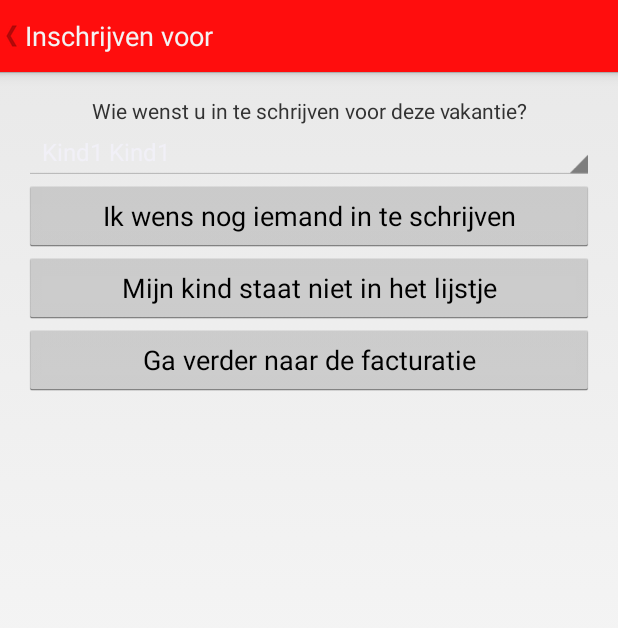
After one commit to deanwyns/Android, an Android app: the VacationSignupActivity screen opened directly, with no data from a screen before it, on a phone screen of 412 x 824 dp. The commit adds this screen. Shown: the top 628 px of the screen. Run offline under Robolectric (Android 15) with nearby library versions, the phone set to English and light mode, and no system bars; 1 statement that could not run was skipped.

Commit message:
Begin inschrijven voor kamp
Enkele venstertjes tot nu toe.
Paar probleempjes moeten nog opgelost worden.
Andere code die nodig is bestaat nog niet.

```diff
--- a/app/src/main/AndroidManifest.xml
+++ b/app/src/main/AndroidManifest.xml
@@ -10,18 +10,19 @@
         android:targetSdkVersion="21" />
 
     <application
+        android:name=".main.VacationApplication"
         android:allowBackup="true"
         android:icon="@drawable/ic_joetz_launcher"
         android:label="@string/app_name"
-        android:theme="@style/AppTheme"
-        android:name=".main.VacationApplication">
+        android:theme="@style/AppTheme" >
         <activity
             android:name=".main.Main"
             android:label="@string/app_name" >
-             <intent-filter>
-             <action android:name="android.intent.action.MAIN" />
-             <category android:name="android.intent.category.LAUNCHER" />
-             </intent-filter>
+            <intent-filter>
+                <action android:name="android.intent.action.MAIN" />
+
+                <category android:name="android.intent.category.LAUNCHER" />
+            </intent-filter>
         </activity>
         <activity
             android:name=".authentication.Login"
@@ -50,6 +51,11 @@
             android:label="@string/title_activity_specific_vacation_view"
             android:parentActivityName=".activities.VacationsListActivity" >
         </activity>
+        <activity
+            android:name=".activities.VacationSignupActivity"
+            android:label="@string/title_activity_vacation_signup"
+            android:parentActivityName=".activities.VacationsListActivity">
+        </activity>
     </application>
 
 </manifest>
--- /dev/null
+++ b/app/src/main/java/hogent/hogentprojecteniii_groep10/activities/VacationSignupActivity.java
@@ -0,0 +1,95 @@
+package hogent.hogentprojecteniii_groep10.activities;
+
+import android.app.Activity;
+import android.graphics.drawable.ColorDrawable;
+import android.os.Bundle;
+import android.view.Menu;
+import android.view.MenuItem;
+import android.view.View;
+import android.widget.ArrayAdapter;
+import android.widget.Button;
+import android.widget.LinearLayout;
+import android.widget.Spinner;
+import android.widget.Toast;
+
+import hogent.hogentprojecteniii_groep10.R;
+import hogent.hogentprojecteniii_groep10.models.Gebruiker;
+import hogent.hogentprojecteniii_groep10.models.Vacation;
+
+
+public class VacationSignupActivity extends Activity {
+
+    private Button addChildToAccountBtn, goToBillingBtn, addChildSpinnerBtn;
+    private LinearLayout childrenSpinnerLayout;
+    private Spinner firstChildSpinner;
+
+    private Gebruiker[] tempArray;
+    private ArrayAdapter<Gebruiker> adapter;
+    private Vacation vacation;
+
+    @Override
+    protected void onCreate(Bundle savedInstanceState) {
+        super.onCreate(savedInstanceState);
+        setContentView(R.layout.activity_vacation_signup);
+
+        vacation = (Vacation) getIntent().getParcelableExtra("SpecificVacation");
+
+        addChildToAccountBtn = (Button) findViewById(R.id.add_child_to_account_btn);
+        goToBillingBtn = (Button) findViewById(R.id.go_to_billing_btn);
+        addChildSpinnerBtn = (Button) findViewById(R.id.add_child_spinner_btn);
+        childrenSpinnerLayout = (LinearLayout) findViewById(R.id.linear_layout_children_spinners);
+        firstChildSpinner  = (Spinner) findViewById(R.id.first_child_spinner);
+
+        Gebruiker child1 = new Gebruiker("email", "pass", "000", "Kind1", "Kind1", "000", "ouder1", "ouder2", "000");
+        Gebruiker child2 = new Gebruiker("email2", "pass2", "000", "Kind2", "Kind2", "000", "ouder1", "ouder2", "000");
+        Gebruiker child3 = new Gebruiker("email3", "pass3", "000", "Kind3", "Kind3", "000", "ouder1", "ouder2", "000");
+        tempArray = new Gebruiker[]{child1, child2, child3};
+
+        adapter = new ArrayAdapter<Gebruiker>(getApplicationContext(), android.R.layout.simple_spinner_item, tempArray);
+        adapter.setDropDownViewResource(android.R.layout.simple_spinner_dropdown_item);
+        firstChildSpinner.setAdapter(adapter);
+
+        setUpListeners();
+    }
+
+    private void setUpListeners() {
+        addChildSpinnerBtn.setOnClickListener(new View.OnClickListener() {
+            @Override
+            public void onClick(View v) {
+                //Spinner childSpinner = new Spinner(getApplicationContext());
+                Spinner childSpinner = new Spinner(getApplicationContext(), null, android.R.attr.spinnerStyle);
+                childSpinner.setAdapter(adapter);
+                childrenSpinnerLayout.addView(childSpinner);
+            }
+        });
+
+        addChildToAccountBtn.setOnClickListener(new View.OnClickListener() {
+            @Override
+            public void onClick(View v) {
+                Toast todo = Toast.makeText(getApplicationContext(), "Wordt gemaakt door Fabrice", Toast.LENGTH_SHORT);
+                todo.show();
+            }
+        });
+
+        goToBillingBtn.setOnClickListener(new View.OnClickListener() {
+            @Override
+            public void onClick(View v) {
+
+            }
+        });
+    }
+
+
+    @Override
+    public boolean onCreateOptionsMenu(Menu menu) {
+        getMenuInflater().inflate(R.menu.vacation_signup, menu);
+        if( getActionBar() != null)
+        {
+            getActionBar().setTitle(getResources().getString(R.string.title_activity_vacation_signup) + " " + vacation.getTitle());
+            getActionBar().setIcon(new ColorDrawable(getResources().getColor(android.R.color.transparent)));
+        }
+
+        return true;
+    }
+
+}
--- a/app/src/main/java/hogent/hogentprojecteniii_groep10/fragments/VacationDetailFragment.java
+++ b/app/src/main/java/hogent/hogentprojecteniii_groep10/fragments/VacationDetailFragment.java
@@ -1,30 +1,49 @@
 package hogent.hogentprojecteniii_groep10.fragments;
 
+import android.content.Intent;
 import android.os.Bundle;
 import android.support.v4.app.Fragment;
 import android.view.LayoutInflater;
 import android.view.View;
 import android.view.ViewGroup;
+import android.widget.Button;
 import android.widget.TextView;
 
 import java.text.SimpleDateFormat;
 
 import hogent.hogentprojecteniii_groep10.R;
+import hogent.hogentprojecteniii_groep10.activities.VacationSignupActivity;
 import hogent.hogentprojecteniii_groep10.models.Vacation;
 
 public class VacationDetailFragment extends Fragment {
 
     private Vacation vacation;
+    private Button registerButton;
 
     @Override
     public void onCreate(Bundle savedInstanceState) {
         super.onCreate(savedInstanceState);
         vacation = (Vacation) getArguments().getParcelable("SpecificVacation");
+
+
     }
 
     @Override
     public View onCreateView(LayoutInflater inflater, ViewGroup container, Bundle savedInstanceState) {
         View view = inflater.inflate(R.layout.fragment_vacation_detail, container, false);
+
+        registerButton = (Button) view.findViewById(R.id.specific_vacation_signup_btn);
+
+        registerButton.setOnClickListener(new View.OnClickListener() {
+            @Override
+            public void onClick(View v) {
+                Intent signupActivity = new Intent(getActivity().getApplicationContext(), VacationSignupActivity.class);
+                Bundle mBundle = new Bundle();
+                mBundle.putParcelable("SpecificVacation", vacation);
+                signupActivity.putExtras(mBundle);
+                startActivity(signupActivity);
+            }
+        });
 
         TextView vacationTitleTextView = (TextView) view.findViewById(R.id.specific_vacation_title);
         TextView vacationPromotionalTextTextView = (TextView) view.findViewById(R.id.specific_vacation_promotext_text);
--- a/app/src/main/java/hogent/hogentprojecteniii_groep10/models/Gebruiker.java
+++ b/app/src/main/java/hogent/hogentprojecteniii_groep10/models/Gebruiker.java
@@ -133,4 +133,9 @@ public class Gebruiker implements Parcelable {
     public int describeContents() {
         return 0;
     }
+
+    @Override
+    public String toString() {
+        return this.voornaam + " " + this.naam;
+    }
 }
--- /dev/null
+++ b/app/src/main/res/layout/activity_vacation_signup.xml
@@ -0,0 +1,64 @@
+<LinearLayout xmlns:android="http://schemas.android.com/apk/res/android"
+    xmlns:tools="http://schemas.android.com/tools"
+    android:layout_width="match_parent"
+    android:layout_height="match_parent"
+    android:orientation="vertical"
+    android:paddingBottom="@dimen/activity_vertical_margin"
+    android:paddingLeft="@dimen/activity_horizontal_margin"
+    android:paddingRight="@dimen/activity_horizontal_margin"
+    android:paddingTop="@dimen/activity_vertical_margin"
+    tools:context="hogent.hogentprojecteniii_groep10.activities.VacationSignupActivity">
+
+
+    <ScrollView
+        android:id="@+id/scrollView"
+        android:layout_width="match_parent"
+        android:layout_height="fill_parent">
+
+        <LinearLayout
+            android:layout_width="fill_parent"
+            android:layout_height="wrap_content"
+            android:orientation="vertical">
+
+            <LinearLayout
+                android:id="@+id/linear_layout_children_spinners"
+                android:layout_width="fill_parent"
+                android:layout_height="wrap_content"
+                android:orientation="vertical">
+
+                <TextView
+                    android:id="@+id/textView"
+                    android:layout_width="fill_parent"
+                    android:layout_height="wrap_content"
+                    android:gravity="center_horizontal"
+                    android:text="@string/select_child" />
+
+                <Spinner
+                    android:id="@+id/first_child_spinner"
+                    android:layout_width="match_parent"
+                    android:layout_height="0dp"
+                    android:layout_weight="1" />
+
+            </LinearLayout>
+
+
+            <Button
+                android:id="@+id/add_child_spinner_btn"
+                android:layout_width="fill_parent"
+                android:layout_height="wrap_content"
+                android:text="@string/add_child_spinner" />
+
+            <Button
+                android:id="@+id/add_child_to_account_btn"
+                android:layout_width="fill_parent"
+                android:layout_height="wrap_content"
+                android:text="@string/child_not_in_list" />
+
+            <Button
+                android:id="@+id/go_to_billing_btn"
+                android:layout_width="fill_parent"
+                android:layout_height="wrap_content"
+                android:text="@string/go_to_billing" />
+        </LinearLayout>
+    </ScrollView>
+</LinearLayout>
--- /dev/null
+++ b/app/src/main/res/menu/vacation_signup.xml
@@ -0,0 +1,4 @@
+<menu xmlns:android="http://schemas.android.com/apk/res/android"
+    xmlns:tools="http://schemas.android.com/tools"
+    tools:context="hogent.hogentprojecteniii_groep10.activities.VacationSignupActivity" >
+</menu>
--- a/app/src/main/res/values/strings.xml
+++ b/app/src/main/res/values/strings.xml
@@ -73,5 +73,10 @@
     <string name="age_filter_start_age_preference">age_filter_start_age_preference</string>
     <string name="age_filter_end_age_preference">age_filter_end_age_preference</string>
     <string name="next">Next</string>
+    <string name="title_activity_vacation_signup">Inschrijven voor</string>
+    <string name="select_child">Wie wenst u in te schrijven voor deze vakantie?</string>
+    <string name="add_child_spinner">Ik wens nog iemand in te schrijven</string>
+    <string name="child_not_in_list">Mijn kind staat niet in het lijstje</string>
+    <string name="go_to_billing">Ga verder naar de facturatie</string>
 
 </resources>
```
